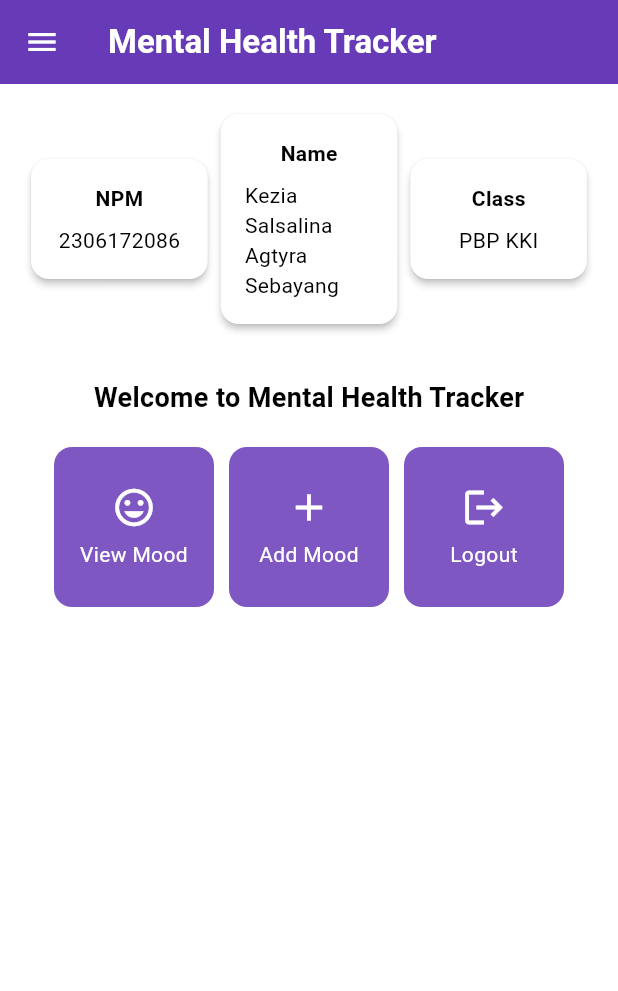
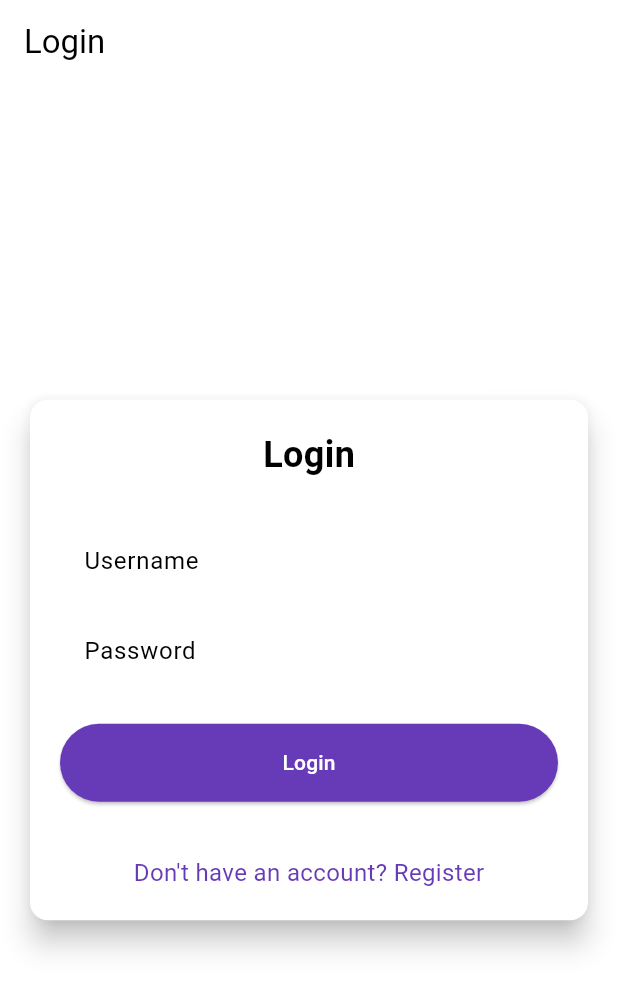
Before and after one commit to agtyra/mental-health-tracker-mobile, a Flutter app: the screen it shows after launch, on a phone screen of 412 x 824 dp. Shown: the top 991 px of the screen. Run offline on Flutter 3.47's test engine with Material 3 defaults, Android fonts, the phone set to English and light mode, and no system bars; missing offline and left inert: pbp_django_auth.

Commit message:
added tutorial 8

```diff
--- a/lib/main.dart
+++ b/lib/main.dart
@@ -1,5 +1,7 @@
 import 'package:flutter/material.dart';
-import 'package:mental_health_tracker/screens/menu.dart';
+import 'package:pbp_django_auth/pbp_django_auth.dart';
+import 'package:provider/provider.dart';
+import 'package:mental_health_tracker/screens/login.dart';
 
 void main() {
   runApp(const MyApp());
@@ -8,32 +10,23 @@ void main() {
 class MyApp extends StatelessWidget {
   const MyApp({super.key});
 
-  // This widget is the root of your application.
   @override
   Widget build(BuildContext context) {
-    return MaterialApp(
-      title: 'Flutter Demo',
-      theme: ThemeData(
-        // This is the theme of your application.
-        //
-        // TRY THIS: Try running your application with "flutter run". You'll see
-        // the application has a purple toolbar. Then, without quitting the app,
-        // try changing the seedColor in the colorScheme below to Colors.green
-        // and then invoke "hot reload" (save your changes or press the "hot
-        // reload" button in a Flutter-supported IDE, or press "r" if you used
-        // the command line to start the app).
-        //
-        // Notice that the counter didn't reset back to zero; the application
-        // state is not lost during the reload. To reset the state, use hot
-        // restart instead.
-        //
-        // This works for code too, not just values: Most code changes can be
-        // tested with just a hot reload.
-        colorScheme: ColorScheme.fromSwatch(
-              primarySwatch: Colors.deepPurple,
-        ).copyWith(secondary: Colors.deepPurple[400]),
+    return Provider(
+      create: (_) {
+        CookieRequest request = CookieRequest();
+        return request;
+      },
+      child: MaterialApp(
+        title: 'Mental Health Tracker',
+        theme: ThemeData(
+          useMaterial3: true,
+          colorScheme: ColorScheme.fromSwatch(
+            primarySwatch: Colors.deepPurple,
+          ).copyWith(secondary: Colors.deepPurple[400]),
+        ),
+        home: LoginPage(),
       ),
-      home: MyHomePage(),
     );
   }
 }
--- /dev/null
+++ b/lib/screens/login.dart
@@ -0,0 +1,181 @@
+import 'package:mental_health_tracker/screens/menu.dart';
+import 'package:flutter/material.dart';
+import 'package:pbp_django_auth/pbp_django_auth.dart';
+import 'package:provider/provider.dart';
+import 'package:mental_health_tracker/screens/register.dart';
+
+void main() {
+  runApp(const LoginApp());
+}
+
+class LoginApp extends StatelessWidget {
+  const LoginApp({super.key});
+
+  @override
+  Widget build(BuildContext context) {
+    return MaterialApp(
+      title: 'Login',
+      theme: ThemeData(
+        useMaterial3: true,
+        colorScheme: ColorScheme.fromSwatch(
+          primarySwatch: Colors.deepPurple,
+        ).copyWith(secondary: Colors.deepPurple[400]),
+      ),
+      home: const LoginPage(),
+    );
+  }
+}
+
+class LoginPage extends StatefulWidget {
+  const LoginPage({super.key});
+
+  @override
+  State<LoginPage> createState() => _LoginPageState();
+}
+
+class _LoginPageState extends State<LoginPage> {
+  final TextEditingController _usernameController = TextEditingController();
+  final TextEditingController _passwordController = TextEditingController();
+
+  @override
+  Widget build(BuildContext context) {
+    final request = context.watch<CookieRequest>();
+
+    return Scaffold(
+      appBar: AppBar(
+        title: const Text('Login'),
+      ),
+      body: Center(
+        child: SingleChildScrollView(
+          padding: const EdgeInsets.all(16.0),
+          child: Card(
+            elevation: 8,
+            shape: RoundedRectangleBorder(
+              borderRadius: BorderRadius.circular(12.0),
+            ),
+            child: Padding(
+              padding: const EdgeInsets.all(20.0),
+              child: Column(
+                mainAxisSize: MainAxisSize.min,
+                children: [
+                  const Text(
+                    'Login',
+                    style: TextStyle(
+                      fontSize: 24.0,
+                      fontWeight: FontWeight.bold,
+                    ),
+                  ),
+                  const SizedBox(height: 30.0),
+                  TextField(
+                    controller: _usernameController,
+                    decoration: const InputDecoration(
+                      labelText: 'Username',
+                      hintText: 'Enter your username',
+                      border: OutlineInputBorder(
+                        borderRadius: BorderRadius.all(Radius.circular(12.0)),
+                      ),
+                      contentPadding:
+                          EdgeInsets.symmetric(horizontal: 12.0, vertical: 8.0),
+                    ),
+                  ),
+                  const SizedBox(height: 12.0),
+                  TextField(
+                    controller: _passwordController,
+                    decoration: const InputDecoration(
+                      labelText: 'Password',
+                      hintText: 'Enter your password',
+                      border: OutlineInputBorder(
+                        borderRadius: BorderRadius.all(Radius.circular(12.0)),
+                      ),
+                      contentPadding:
+                          EdgeInsets.symmetric(horizontal: 12.0, vertical: 8.0),
+                    ),
+                    obscureText: true,
+                  ),
+                  const SizedBox(height: 24.0),
+                  ElevatedButton(
+                    onPressed: () async {
+                      String username = _usernameController.text;
+                      String password = _passwordController.text;
+
+		  // Check credentials
+		  // TODO: Change the URL and don't forget to add a trailing slash (/) at the end of the URL!
+		  // To connect the Android emulator to Django on localhost,
+		  // use the URL http://10.0.2.2/
+                      final response = await request
+                          .login("http://localhost:8000/auth/login/", {
+                        'username': username,
+                        'password': password,
+                      });
+
+                      if (request.loggedIn) {
+                        String message = response['message'];
+                        String uname = response['username'];
+                        if (context.mounted) {
+                          Navigator.pushReplacement(
+                            context,
+                            MaterialPageRoute(
+                                builder: (context) => MyHomePage()),
+                          );
+                          ScaffoldMessenger.of(context)
+                            ..hideCurrentSnackBar()
+                            ..showSnackBar(
+                              SnackBar(
+                                  content:
+                                      Text("$message Welcome, $uname.")),
+                            );
+                        }
+                      } else {
+                        if (context.mounted) {
+                          showDialog(
+                            context: context,
+                            builder: (context) => AlertDialog(
+                              title: const Text('Login Failed'),
+                              content: Text(response['message']),
+                              actions: [
+                                TextButton(
+                                  child: const Text('OK'),
+                                  onPressed: () {
+                                    Navigator.pop(context);
+                                  },
+                                ),
+                              ],
+                            ),
+                          );
+                        }
+                      }
+                    },
+                    style: ElevatedButton.styleFrom(
+                      foregroundColor: Colors.white,
+                      minimumSize: Size(double.infinity, 50),
+                      backgroundColor: Theme.of(context).colorScheme.primary,
+                      padding: const EdgeInsets.symmetric(vertical: 16.0),
+                    ),
+                    child: const Text('Login'),
+                  ),
+                  const SizedBox(height: 36.0),
+                  GestureDetector(
+                    onTap: () {
+                      Navigator.push(
+                        context,
+                        MaterialPageRoute(
+                            builder: (context) => const RegisterPage()),
+                      );
+                    },
+                    child: Text(
+                      'Don\'t have an account? Register',
+                      style: TextStyle(
+                        color: Theme.of(context).colorScheme.primary,
+                        fontSize: 16.0,
+                      ),
+                    ),
+                  ),
+                ],
+              ),
+            ),
+          ),
+        ),
+      ),
+    );
+  }
+}
--- a/pubspec.yaml
+++ b/pubspec.yaml
@@ -35,6 +35,9 @@ dependencies:
   # The following adds the Cupertino Icons font to your application.
   # Use with the CupertinoIcons class for iOS style icons.
   cupertino_icons: ^1.0.8
+  provider: ^6.1.2
+  pbp_django_auth: ^0.4.0
+  http: ^1.2.2
 
 dev_dependencies:
   flutter_test:
```
Also changed, not shown: lib/models/moodentry.dart (added, +65 -0 lines), lib/screens/list_moodentry.dart (added, +88 -0 lines), lib/screens/moodentry_form.dart (+38 -29 lines), lib/screens/register.dart (added, +167 -0 lines), lib/widgets/left_drawer.dart (+11 -11 lines), lib/widgets/mood_card.dart (+37 -1 lines), pubspec.lock, 2 other files.
